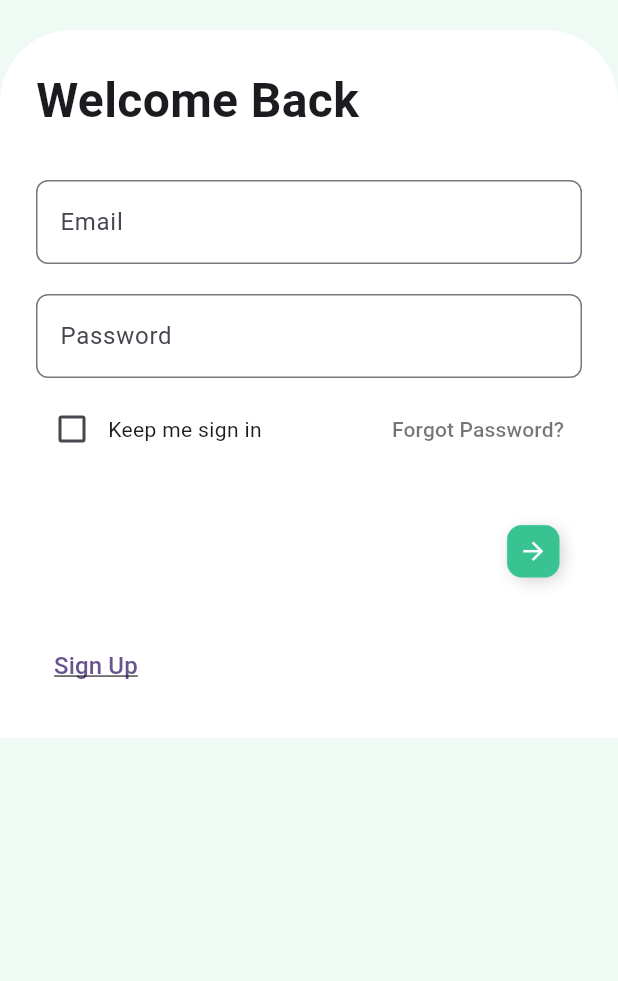
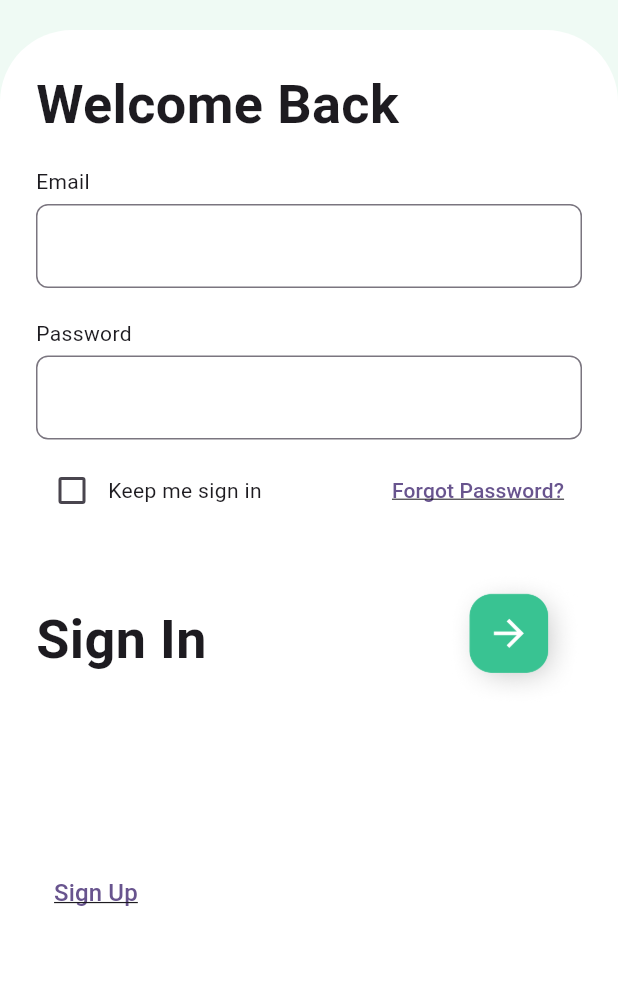
Before and after one commit to aadityayadav17/binarybandits, a Flutter app: the screen it shows after launch, after a tap on "Go to Login Screen", on a phone screen of 412 x 824 dp, the part 255-1236 px from its top. Run offline on Flutter 3.47's test engine with Material 3 defaults, Android fonts, the phone set to English and light mode, and no system bars; our stand-ins replace firebase_core, google_fonts; accounts and stored records are empty.

Commit message:
Login Page (5/n) - Font Correction

```diff
--- a/lib/screens/login_screen.dart
+++ b/lib/screens/login_screen.dart
@@ -58,18 +58,24 @@ class LoginScreen extends StatelessWidget {
                   Text(
                     'Welcome Back',
                     style: GoogleFonts.roboto(
-                      fontSize: 32,
+                      fontSize: 36,
                       fontWeight: FontWeight.bold,
                     ),
                   ),
 
-                  const SizedBox(height: 30),
+                  const SizedBox(height: 16),
 
-                  // Email Input Field
+                  // Email Input Field with label above
+                  Text(
+                    'Email',
+                    style: GoogleFonts.roboto(
+                      fontSize: 14,
+                      fontWeight: FontWeight.w400,
+                    ),
+                  ),
+                  const SizedBox(height: 5),
                   TextField(
                     decoration: InputDecoration(
-                      labelText: 'Email',
-                      labelStyle: GoogleFonts.roboto(),
                       border: OutlineInputBorder(
                         borderRadius: BorderRadius.circular(8.0),
                       ),
@@ -78,12 +84,18 @@ class LoginScreen extends StatelessWidget {
 
                   const SizedBox(height: 20),
 
-                  // Password Input Field
+                  // Password Input Field with label above
+                  Text(
+                    'Password',
+                    style: GoogleFonts.roboto(
+                      fontSize: 14,
+                      fontWeight: FontWeight.w400,
+                    ),
+                  ),
+                  const SizedBox(height: 5),
                   TextField(
                     obscureText: true,
                     decoration: InputDecoration(
-                      labelText: 'Password',
-                      labelStyle: GoogleFonts.roboto(),
                       border: OutlineInputBorder(
                         borderRadius: BorderRadius.circular(8.0),
                       ),
@@ -115,7 +127,8 @@ class LoginScreen extends StatelessWidget {
                         child: Text(
                           'Forgot Password?',
                           style: GoogleFonts.roboto(
-                            color: Colors.black54,
+                            decoration: TextDecoration.underline,
+                            fontSize: 14,
                           ),
                         ),
                       ),
@@ -124,11 +137,17 @@ class LoginScreen extends StatelessWidget {
 
                   const SizedBox(height: 30),
 
-                  // Row for the button, with the combined rectangle and arrow image aligned right
+                  // Row for the "Sign In" text and arrow button
                   Row(
-                    mainAxisAlignment:
-                        MainAxisAlignment.end, // Align the button to the right
+                    mainAxisAlignment: MainAxisAlignment.spaceBetween,
                     children: [
+                      Text(
+                        'Sign In',
+                        style: GoogleFonts.roboto(
+                          fontSize: 36,
+                          fontWeight: FontWeight.bold,
+                        ),
+                      ),
                       GestureDetector(
                         onTap: () {
                           // Sign in action
@@ -136,9 +155,9 @@ class LoginScreen extends StatelessWidget {
                         child: Image.asset(
                           'assets/icons/screens/log_screen/log-rectangle.png',
                           width:
-                              60, // Adjust the width to match your image size
+                              90, // Adjust the width to match your image size
                           height:
-                              60, // Adjust the height to match your image size
+                              90, // Adjust the height to match your image size
                           fit: BoxFit
                               .fill, // Ensure the image fits within the given size
                         ),
@@ -146,7 +165,7 @@ class LoginScreen extends StatelessWidget {
                     ],
                   ),
 
-                  const SizedBox(height: 20),
+                  const SizedBox(height: 100),
 
                   Row(
                     mainAxisAlignment: MainAxisAlignment.start,
@@ -165,6 +184,8 @@ class LoginScreen extends StatelessWidget {
                       ),
                     ],
                   ),
+
+                  const SizedBox(height: 36),
                 ],
               ),
             ),
```
